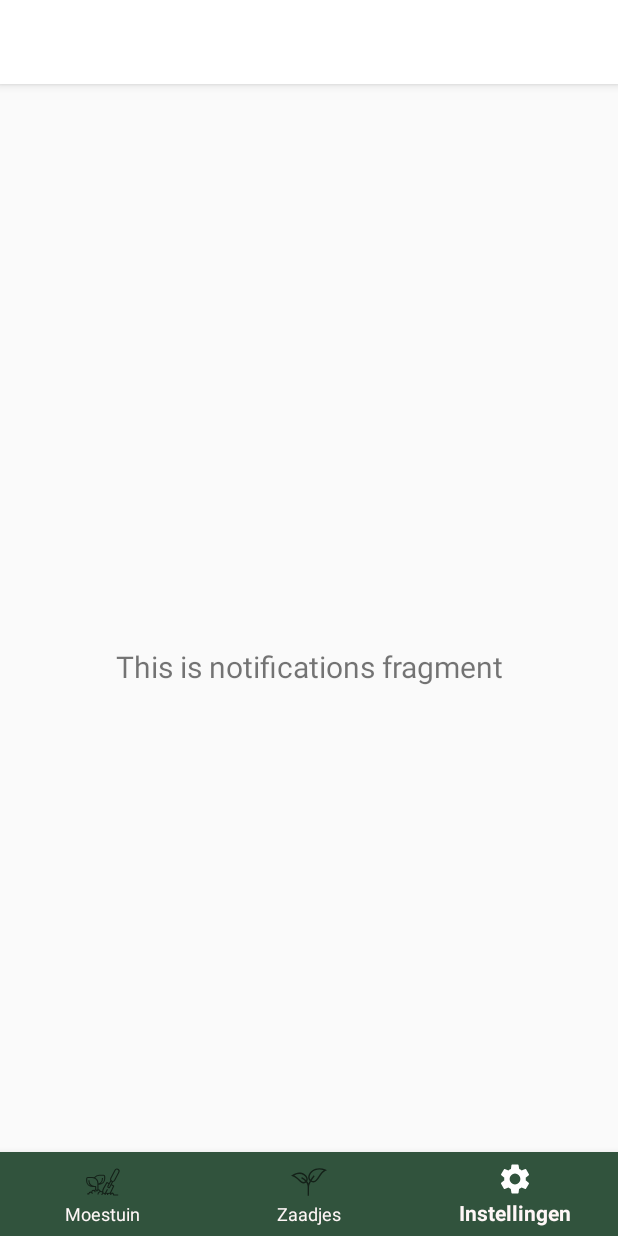
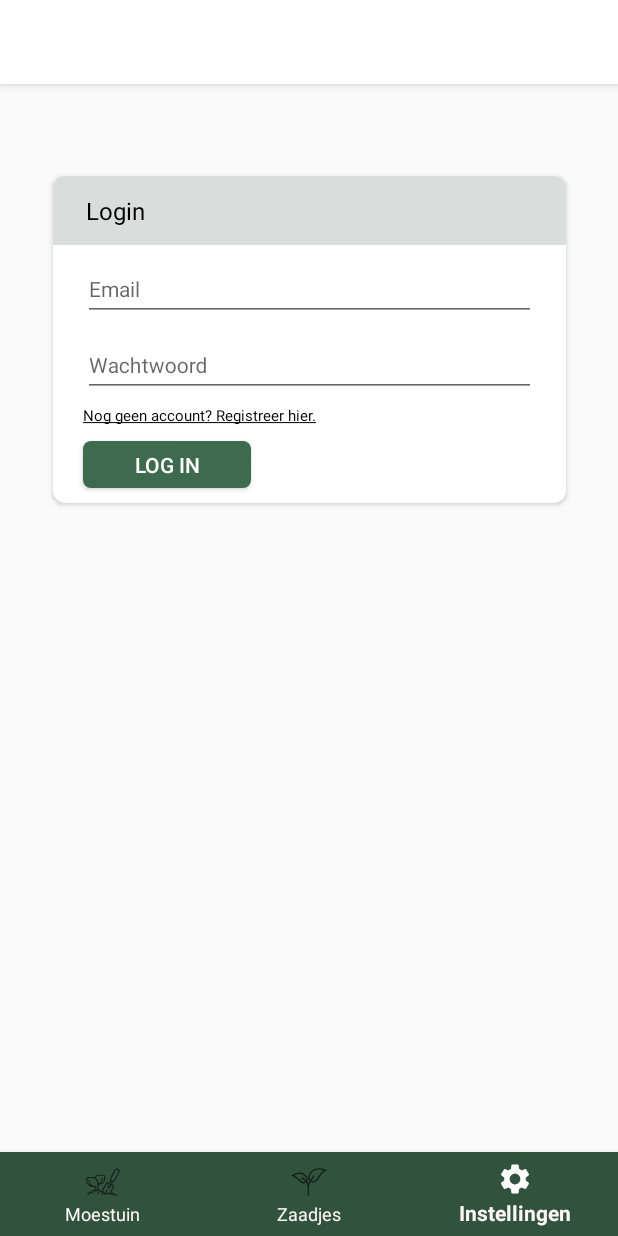
Before and after one commit to Lreneee/S1113718_S1114664_IIATIMD_app, an Android app: the NotificationsFragment screen opened through its navigation route, on a phone screen of 412 x 824 dp. Run offline under Robolectric (Android 15) with nearby library versions, the phone set to English and light mode, and no system bars; our stand-ins replace navigation-ui.

Commit message:
Login overzicht toegevoegd

```diff
--- a/app/src/main/java/com/example/iiatimdapp/ui/notifications/NotificationsFragment.java
+++ b/app/src/main/java/com/example/iiatimdapp/ui/notifications/NotificationsFragment.java
@@ -23,11 +23,9 @@ public class NotificationsFragment extends Fragment {
         notificationsViewModel =
                 ViewModelProviders.of(this).get(NotificationsViewModel.class);
         View root = inflater.inflate(R.layout.fragment_notifications, container, false);
-        final TextView textView = root.findViewById(R.id.text_notifications);
         notificationsViewModel.getText().observe(getViewLifecycleOwner(), new Observer<String>() {
             @Override
             public void onChanged(@Nullable String s) {
-                textView.setText(s);
             }
         });
         return root;
--- a/app/src/main/res/layout/fragment_notifications.xml
+++ b/app/src/main/res/layout/fragment_notifications.xml
@@ -6,17 +6,102 @@
     android:layout_height="match_parent"
     tools:context=".ui.notifications.NotificationsFragment">
 
-    <TextView
-        android:id="@+id/text_notifications"
-        android:layout_width="match_parent"
-        android:layout_height="wrap_content"
-        android:layout_marginStart="8dp"
-        android:layout_marginTop="8dp"
-        android:layout_marginEnd="8dp"
-        android:textAlignment="center"
-        android:textSize="20sp"
+    <androidx.cardview.widget.CardView
+        android:layout_width="342dp"
+        android:layout_height="218dp"
+        android:layout_marginStart="20dp"
+        android:layout_marginLeft="20dp"
+        android:layout_marginEnd="20dp"
+        android:layout_marginRight="20dp"
+        android:padding="8dp"
+
+
+        app:cardCornerRadius="8dp"
         app:layout_constraintBottom_toBottomOf="parent"
         app:layout_constraintEnd_toEndOf="parent"
         app:layout_constraintStart_toStartOf="parent"
-        app:layout_constraintTop_toTopOf="parent" />
+        app:layout_constraintTop_toTopOf="parent"
+        app:layout_constraintVertical_bias="0.111">
+
+        <LinearLayout
+            android:layout_width="match_parent"
+            android:layout_height="match_parent"
+            android:orientation="vertical">
+
+            <LinearLayout
+                android:layout_width="match_parent"
+                android:layout_height="wrap_content"
+                android:background="@color/colorGrey"
+                android:orientation="horizontal"
+                android:padding="12dp">
+
+                <TextView
+                    android:layout_width="wrap_content"
+                    android:layout_height="wrap_content"
+                    android:layout_marginStart="10dp"
+                    android:layout_marginEnd="10dp"
+                    android:text="Login"
+                    android:textColor="#000000"
+                    android:textSize="16dp" />
+            </LinearLayout>
+
+            <com.google.android.material.textfield.TextInputLayout
+                android:id="@+id/textInputEmail"
+                android:layout_width="match_parent"
+                android:layout_height="wrap_content">
+
+                <com.google.android.material.textfield.TextInputEditText
+                    android:layout_width="match_parent"
+                    android:layout_height="wrap_content"
+                    android:layout_marginStart="20dp"
+                    android:layout_marginEnd="20dp"
+                    android:hint="Email"
+                    android:textSize="14dp" />
+            </com.google.android.material.textfield.TextInputLayout>
+
+            <com.google.android.material.textfield.TextInputLayout
+                android:id="@+id/textInputPassword"
+                android:layout_width="match_parent"
+                android:layout_height="wrap_content">
+
+                <com.google.android.material.textfield.TextInputEditText
+                    android:layout_width="match_parent"
+                    android:layout_height="wrap_content"
+                    android:layout_marginStart="20dp"
+                    android:layout_marginEnd="20dp"
+                    android:hint="Wachtwoord"
+                    android:textSize="14dp" />
+            </com.google.android.material.textfield.TextInputLayout>
+
+            <TextView
+                android:layout_width="wrap_content"
+                android:layout_height="wrap_content"
+                android:layout_marginStart="20dp"
+                android:layout_marginTop="5dp"
+                android:layout_marginEnd="20dp"
+                android:text="@string/register"
+                android:textColor="#000000"
+                android:textSize="10dp" />
+
+            <Button
+                android:id="@+id/login"
+                android:layout_width="112dp"
+                android:layout_height="wrap_content"
+                android:layout_gravity="bottom"
+                android:layout_marginStart="20dp"
+                android:layout_marginTop="10dp"
+                android:layout_marginEnd="20dp"
+                android:layout_marginBottom="10dp"
+                android:background="@drawable/round"
+                android:paddingLeft="10dp"
+                android:paddingRight="10dp"
+                android:text="Log in"
+                android:textColor="#FFFFFF"
+
+
+                />
+
+        </LinearLayout>
+
+    </androidx.cardview.widget.CardView>
 </androidx.constraintlayout.widget.ConstraintLayout>
--- a/app/src/main/res/values/colors.xml
+++ b/app/src/main/res/values/colors.xml
@@ -4,6 +4,7 @@
     <color name="ColorPrim">#3E6B4E</color>
     <color name="colorPrimary">#FFFFFF</color>
     <color name="colorAccent">#63AB7C</color>
+    <color name="colorGrey">#D9DDDC</color>
     <color name="color1">#424549</color>
     <color name="color2">#7e455e</color>
     <color name="color3">#796e25</color>
--- a/app/src/main/res/values/strings.xml
+++ b/app/src/main/res/values/strings.xml
@@ -5,6 +5,7 @@
     <string name="title_notifications">Notifications</string>
 
     <string name="title_afmeting">Kies afmeting</string>
+    <string name="register"><u>Nog geen account? Registreer hier.</u></string>
 
 
 </resources>
```
